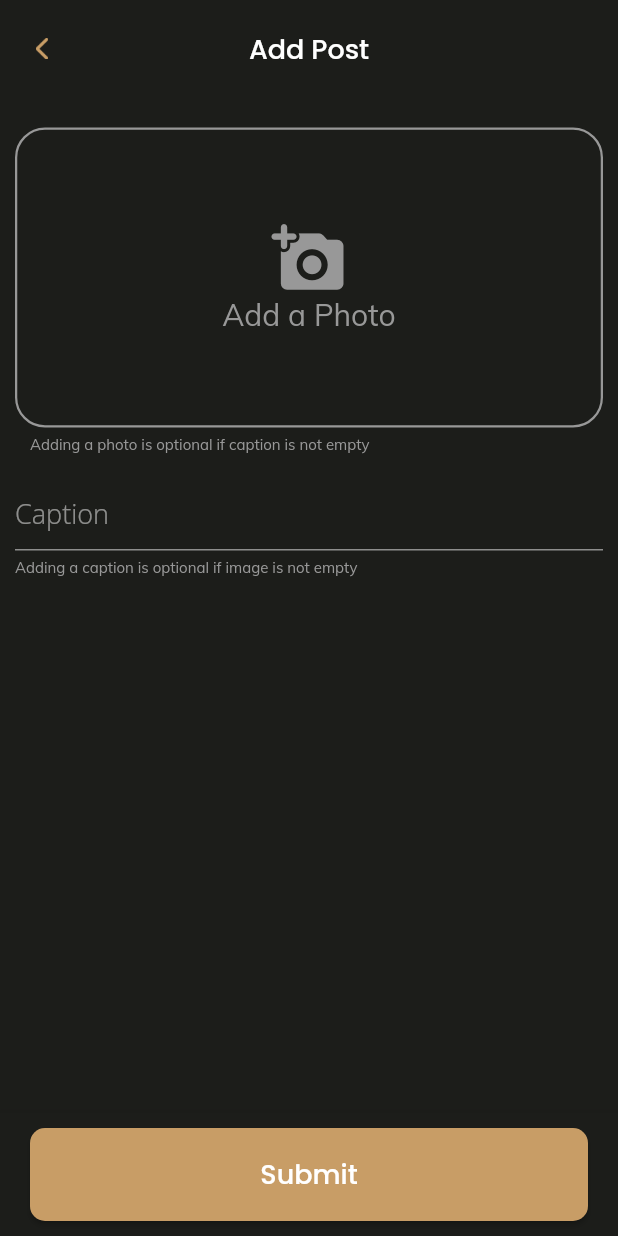
After one commit to mimib00/fenwicks_pub, a Flutter app: the AddPost screen opened directly, on a phone screen of 412 x 824 dp. The commit adds this screen. Run offline on Flutter 3.47's test engine with Material 2 defaults, Android fonts, the phone set to English and light mode, and no system bars; our stand-ins replace cached_network_image, cloud_firestore, date_picker_timeline, firebase_auth, firebase_core, firebase_storage and 5 more; missing offline and left inert: fancy_drawer, flutter_stripe, scan, staggered_grid_view_flutter; accounts and stored records are empty.

Commit message:
user can post

```diff
--- /dev/null
+++ b/lib/controller/post_controller.dart
@@ -0,0 +1,95 @@
+import 'dart:io';
+
+import 'package:cloud_firestore/cloud_firestore.dart';
+import 'package:fenwicks_pub/controller/auth_controller.dart';
+import 'package:fenwicks_pub/view/widget/error_card.dart';
+import 'package:fenwicks_pub/view/widget/loading.dart';
+import 'package:firebase_storage/firebase_storage.dart';
+import 'package:get/get.dart';
+import 'package:image_picker/image_picker.dart';
+
+class PostController extends GetxController {
+  final ImagePicker _picker = ImagePicker();
+
+  Rx<XFile?>? image;
+
+  final CollectionReference<Map<String, dynamic>> _ref = FirebaseFirestore.instance.collection("posts");
+  final storageRef = FirebaseStorage.instance.ref();
+
+  RxString status = "".obs;
+
+  void selectImage() async {
+    image = Rx<XFile?>(await _picker.pickImage(source: ImageSource.gallery));
+    update();
+  }
+
+  void removeImage() {
+    image = null;
+    update();
+  }
+
+  void updateStatus(String state) {
+    status.value = state;
+    update();
+  }
+
+  /// Submit the post to firestore.
+  ///
+  /// First it upload the image if exists to firebase storage and the get URL and post the data with caption.
+  void post(String caption) async {
+    final AuthController authController = Get.find();
+    final user = authController.user.value!;
+    final path = "posts/${user.id!}/${DateTime.now().microsecondsSinceEpoch}";
+    try {
+      if (image == null && caption.isEmpty) throw "You must at least have an image or caption";
+      // check if a photo is selected
+      if (image != null) {
+        updateStatus("Uploading Photo");
+        Get.dialog(StatusCard(title: status.value), barrierDismissible: false);
+        TaskSnapshot snapshot = await storageRef.child(path).putFile(File(image!.value!.path));
+        if (snapshot.state == TaskState.error || snapshot.state == TaskState.canceled) throw "There was an error durring upload";
+        // if image uploaded successfully
+        if (snapshot.state == TaskState.success) {
+          updateStatus("Finishing up");
+          var imageUrl = await snapshot.ref.getDownloadURL();
+          Map<String, dynamic> data = {
+            "caption": caption,
+            "owner": FirebaseFirestore.instance.collection("users").doc(user.id),
+            "photo": imageUrl,
+            "likes": [],
+            "comments": [],
+          };
+
+          final post = await _ref.add(data);
+          await authController.updateUserData({
+            "posts": FieldValue.arrayUnion([
+              _ref.doc(post.id)
+            ])
+          });
+          Get.back(closeOverlays: true);
+          Get.showSnackbar(messageCard("Post submited successfully"));
+        }
+      } else {
+        updateStatus("Posting");
+        Map<String, dynamic> data = {
+          "caption": caption,
+          "owner": FirebaseFirestore.instance.collection("users").doc(user.id),
+          "photo": "",
+          "likes": [],
+          "comments": [],
+        };
+        final post = await _ref.add(data);
+        await authController.updateUserData({
+          "posts": FieldValue.arrayUnion([
+            _ref.doc(post.id)
+          ])
+        });
+        Get.back(closeOverlays: true);
+        Get.showSnackbar(messageCard("Post submited successfully"));
+      }
+      Get.back();
+    } on FirebaseException catch (e) {
+      Get.showSnackbar(errorCard(e.message!));
+    }
+  }
+}
--- /dev/null
+++ b/lib/model/post.dart
@@ -0,0 +1,35 @@
+import 'package:cloud_firestore/cloud_firestore.dart';
+
+class Post {
+  final String? id;
+  final DocumentReference<Map<String, dynamic>> owner;
+  final String caption;
+  final String photo;
+  final int likes;
+  final List comments;
+
+  Post(
+    this.owner,
+    this.caption,
+    this.photo,
+    this.likes,
+    this.comments, {
+    this.id,
+  });
+
+  factory Post.fromJson(Map<String, dynamic> data, {String? id}) => Post(
+        data["owner"],
+        data["caption"],
+        data["photo"],
+        data["likes"].length,
+        data["comments"],
+        id: id,
+      );
+
+  Map<String, dynamic> toMap() => {
+        "caption": caption,
+        "photo": photo,
+        "likes": likes,
+        "comments": comments,
+      };
+}
--- /dev/null
+++ b/lib/view/discover/add_post.dart
@@ -0,0 +1,135 @@
+import 'dart:io';
+
+import 'package:fenwicks_pub/controller/post_controller.dart';
+import 'package:fenwicks_pub/view/constant/color.dart';
+import 'package:fenwicks_pub/view/widget/back_button.dart';
+import 'package:fenwicks_pub/view/widget/my_button.dart';
+import 'package:fenwicks_pub/view/widget/my_text.dart';
+import 'package:fenwicks_pub/view/widget/my_text_field.dart';
+import 'package:flutter/material.dart';
+import 'package:get/get.dart';
+
+class AddPost extends StatelessWidget {
+  AddPost({Key? key}) : super(key: key);
+
+  final TextEditingController caption = TextEditingController();
+
+  @override
+  Widget build(BuildContext context) {
+    return GetBuilder<PostController>(
+        init: PostController(),
+        builder: (controller) {
+          return Scaffold(
+            appBar: AppBar(
+              centerTitle: true,
+              leading: backButton(),
+              title: MyText(
+                text: 'Add Post',
+                size: 18,
+                weight: FontWeight.w500,
+                fontFamily: 'Poppins',
+              ),
+            ),
+            body: Padding(
+              padding: const EdgeInsets.only(top: 20, left: 10, right: 10),
+              child: Column(
+                crossAxisAlignment: CrossAxisAlignment.start,
+                children: [
+                  GestureDetector(
+                    onTap: () {
+                      controller.selectImage();
+                    },
+                    behavior: HitTestBehavior.opaque,
+                    child: controller.image == null
+                        ? Container(
+                            alignment: Alignment.center,
+                            height: 200,
+                            width: Get.width,
+                            decoration: BoxDecoration(
+                              border: Border.all(color: kGreyColor3, width: 1.5),
+                              borderRadius: BorderRadius.circular(20),
+                            ),
+                            child: Column(
+                              mainAxisAlignment: MainAxisAlignment.center,
+                              children: [
+                                const Icon(
+                                  Icons.add_a_photo_rounded,
+                                  size: 50,
+                                  color: kGreyColor3,
+                                ),
+                                MyText(
+                                  text: "Add a Photo",
+                                  color: kGreyColor3,
+                                  size: 20,
+                                ),
+                              ],
+                            ),
+                          )
+                        : Stack(
+                            children: [
+                              Align(
+                                alignment: Alignment.center,
+                                child: Image.file(
+                                  File(controller.image!.value!.path),
+                                  height: 200,
+                                ),
+                              ),
+                              Positioned(
+                                right: 5,
+                                top: 5,
+                                child: GestureDetector(
+                                  onTap: () {
+                                    controller.removeImage();
+                                  },
+                                  behavior: HitTestBehavior.opaque,
+                                  child: const CircleAvatar(
+                                    child: Icon(
+                                      Icons.delete_forever_rounded,
+                                      size: 20,
+                                    ),
+                                    radius: 15,
+                                  ),
+                                ),
+                              ),
+                            ],
+                          ),
+                  ),
+                  const SizedBox(height: 5),
+                  MyText(
+                    text: "Adding a photo is optional if caption is not empty",
+                    color: kGreyColor3,
+                    size: 10,
+                    paddingLeft: 10,
+                  ),
+                  const SizedBox(height: 15),
+                  MyTextField(
+                    controller: caption,
+                    hintText: "Caption",
+                    paddingBottom: 0,
+                  ),
+                  const SizedBox(height: 5),
+                  MyText(
+                    text: "Adding a caption is optional if image is not empty",
+                    color: kGreyColor3,
+                    size: 10,
+                  ),
+                ],
+              ),
+            ),
+            bottomNavigationBar: BottomAppBar(
+              child: Padding(
+                padding: const EdgeInsets.symmetric(horizontal: 20, vertical: 10),
+                child: CustomButton(
+                  text: "Submit",
+                  elevation: 1.5,
+                  onPressed: () {
+                    controller.post(caption.text.trim());
+                  },
+                ),
+              ),
+              color: kPrimaryColor,
+            ),
+          );
+        });
+  }
+}
```
Also changed, not shown: lib/view/discover/discover.dart (+5 -24 lines), lib/view/widget/loading.dart (+37 -0 lines).
